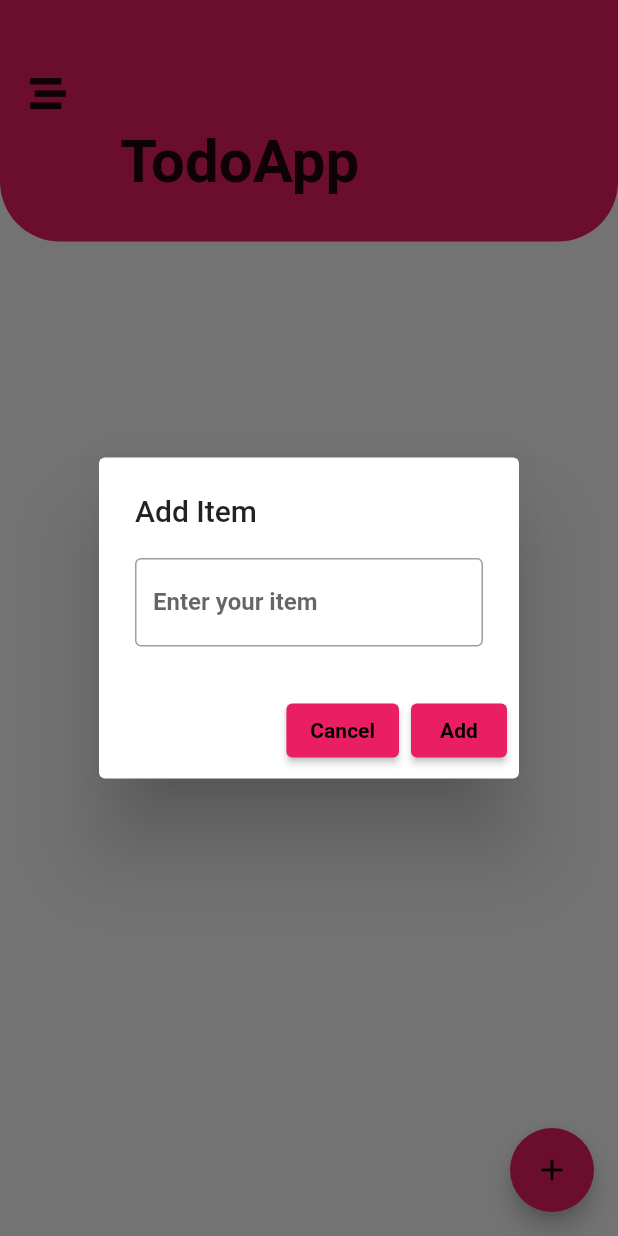
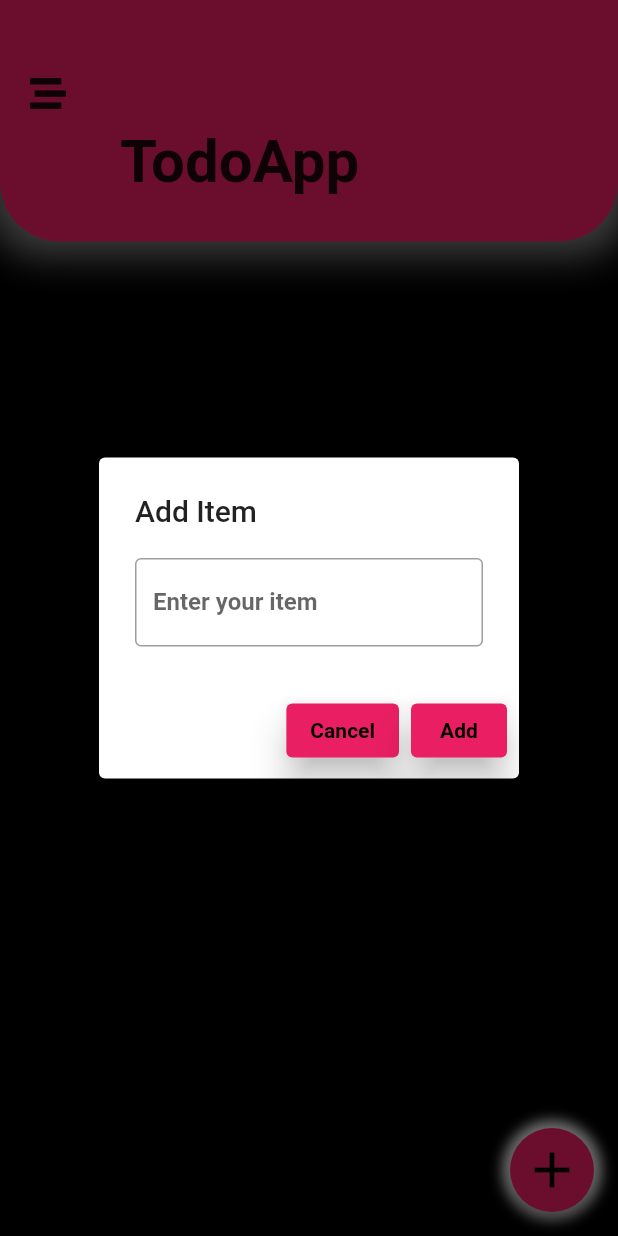
Before and after one commit to Adnan-Swati/TodoApp, a Flutter app: the screen it shows after launch, after a tap on the "add" icon, on a phone screen of 412 x 824 dp. Run offline on Flutter 3.47's test engine with Material 2 defaults, Android fonts, the phone set to English and light mode, and no system bars; our stand-ins replace font_awesome_flutter.

Commit message:
first commit

```diff
--- a/lib/myapp.dart
+++ b/lib/myapp.dart
@@ -1,8 +1,5 @@
 import 'package:flutter/material.dart';
 import 'package:font_awesome_flutter/font_awesome_flutter.dart';
-
-
-
 
 class TodoApp extends StatefulWidget {
   const TodoApp({Key? key}) : super(key: key);
@@ -12,19 +9,28 @@ class TodoApp extends StatefulWidget {
 }
 
 class _TodoAppState extends State<TodoApp> {
-
   var output = "";
   List<dynamic> lst = [];
+
+  get boxShadow => null;
 
   @override
   Widget build(BuildContext context) {
     return Scaffold(
+      backgroundColor: Colors.black,
       body: Column(
         crossAxisAlignment: CrossAxisAlignment.start,
         children: [
           Container(
             decoration: BoxDecoration(
                 color: Colors.pink[500],
+                boxShadow: [
+                  BoxShadow(color: Colors.white.withOpacity(0.5),
+                  spreadRadius: 10,
+                  blurRadius: 20,
+                  ),
+
+                ],
                 borderRadius: const BorderRadius.only(
                   bottomLeft: Radius.circular(40),
                   bottomRight: Radius.circular(40),
@@ -70,6 +76,14 @@ class _TodoAppState extends State<TodoApp> {
                           decoration: BoxDecoration(
                             borderRadius: BorderRadius.circular(20),
                             color: Colors.pink[500],
+                            boxShadow: [
+                              BoxShadow(
+                                color: Colors.white.withOpacity(0.8),
+                  spreadRadius: 1,
+                  blurRadius: 20,
+
+                              )
+                            ]
                           ),
                           height: 50,
                           margin: const EdgeInsets.only(top: 15),
@@ -78,15 +92,19 @@ class _TodoAppState extends State<TodoApp> {
                                 style: const TextStyle(
                                     fontWeight: FontWeight.bold,
                                     color: Colors.black)),
-                            trailing: Row(
+                            trailing: Container(
+                              width: 60,
+
+                              child: Row(
+                                mainAxisAlignment: MainAxisAlignment.spaceBetween,
                                 children: [
                                   GestureDetector(
                                     onTap: () {
-
                                       showDialog(
                                         context: context,
                                           builder: (context) {
                                             return AlertDialog(
+                                              backgroundColor: Colors.white,
                                               title: const Text("Edit Item"),
                                               content: TextField(
                                                 decoration: const InputDecoration(
@@ -119,12 +137,17 @@ class _TodoAppState extends State<TodoApp> {
                                                     ),
                                                     style: ElevatedButton
                                                         .styleFrom(
+                                                          elevation: 10,
+                                                          shadowColor: Colors.black.withOpacity(0.8),
                                                             primary: Colors
                                                                 .pink[500])),
                                                 ElevatedButton(
                                                   onPressed: () {
                                                       setState(() {
-                                                      lst.replaceRange(index, index+1, {output});
+                                                        lst.replaceRange(
+                                                            index,
+                                                            index + 1,
+                                                            {output});
                                                       });
                                                       Navigator.of(context)
                                                           .pop();
@@ -137,13 +160,14 @@ class _TodoAppState extends State<TodoApp> {
                                                         )),
                                                     style: ElevatedButton
                                                         .styleFrom(
+                                                          elevation: 10,
+                                                          shadowColor: Colors.white.withOpacity(0.8),
                                                             primary: Colors
                                                                 .pink[500]))
                                               ],
                                             );
                                           });
                                     },
-
                                     child: const Icon(
                                       Icons.edit,
                                       color: Colors.black,
@@ -164,6 +188,7 @@ class _TodoAppState extends State<TodoApp> {
                                 ],
                               ),
                             ),
+                          ),
                         );
                       },
                     ),
@@ -174,20 +199,34 @@ class _TodoAppState extends State<TodoApp> {
           ),
         ],
       ),
-      floatingActionButton: FloatingActionButton(
+      floatingActionButton: Container(
+        decoration: BoxDecoration(
+          borderRadius: BorderRadius.circular(100),
+          boxShadow: [
+            BoxShadow(
+              color: Colors.white.withOpacity(1),
+                  spreadRadius: 5,
+                  blurRadius: 7,
+
+            )
+          ]
+        ),
+        child: FloatingActionButton(
+
           backgroundColor: Colors.pink[500],
           onPressed: () {
             showDialog(
                 context: context,
                 builder: (context) {
                   return AlertDialog(
+                     backgroundColor: Colors.white,
                     title: const Text("Add Item"),
                     content: TextField(
                       decoration: const InputDecoration(
                           labelText: 'Enter your item',
                           labelStyle: TextStyle(fontWeight: FontWeight.bold),
                           border: OutlineInputBorder(
-                            borderSide: BorderSide(color: Colors.black))),
+                              borderSide: BorderSide(color: Colors.white))),
                       onChanged: (value) {
                         output = value;
                       },
@@ -205,6 +244,8 @@ class _TodoAppState extends State<TodoApp> {
                             ),
                           ),
                           style: ElevatedButton.styleFrom(
+                            elevation: 10,
+                            shadowColor: Colors.black.withOpacity(1),
                               primary: Colors.pink[500])),
                       ElevatedButton(
                           onPressed: () {
@@ -219,7 +260,10 @@ class _TodoAppState extends State<TodoApp> {
                                 color: Colors.black,
                               )),
                           style:
-                            ElevatedButton.styleFrom(primary: Colors.pink[500]))
+                              ElevatedButton.styleFrom(
+                                elevation: 10,
+                                 shadowColor: Colors.black.withOpacity(1),
+                                primary: Colors.pink[500]))
                     ],
                   );
                 });
@@ -227,6 +271,8 @@ class _TodoAppState extends State<TodoApp> {
           child: const Icon(
             Icons.add,
             color: Colors.black,
+            size: 40,
+          ),
         ),
       ),
     );
```
Also changed, not shown: lib/drawer.dart (+25 -16 lines), Screenshot_20211110_193241.jpg (added). Lines whose indentation alone changed are shown as unchanged.
